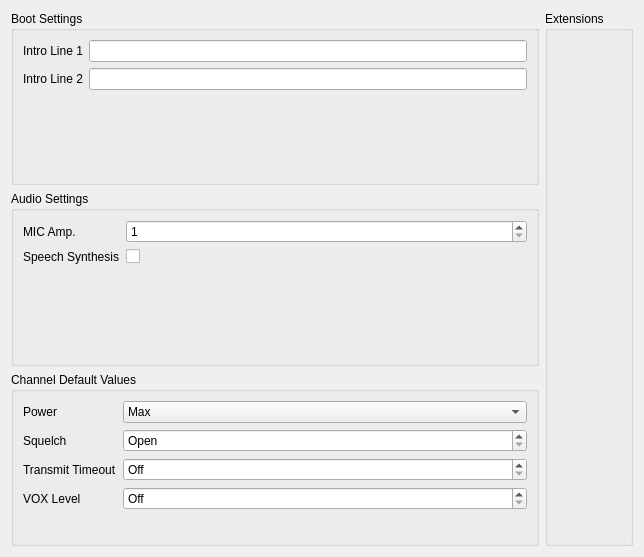
Qt form src/generalsettingsview.ui (hmatuschek/qdmr) before a commit.
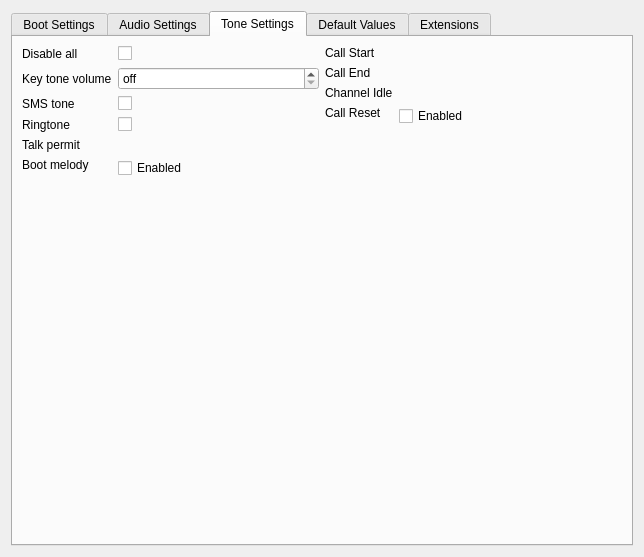
The same form after that commit. The open tabs and pages were chosen to show the change. Custom widgets are drawn as their Qt base class.

Commit message:
Added common audio settings (#908)
* Added audio settings extension.
* Reworked GeneralSettingsView to show audio settings.

What changed in the file:
```diff
--- a/src/generalsettingsview.ui
+++ b/src/generalsettingsview.ui
@@ -17,11 +17,17 @@
    <item>
     <layout class="QVBoxLayout" name="verticalLayout">
      <item>
-      <widget class="QGroupBox" name="bootSettingsBox">
-       <property name="title">
+      <widget class="QTabWidget" name="tabs">
+       <property name="currentIndex">
+        <number>0</number>
+       </property>
+       <widget class="QWidget" name="bootSettings">
+        <attribute name="title">
         <string>Boot Settings</string>
-       </property>
-       <layout class="QFormLayout" name="formLayout_4">
+        </attribute>
+        <layout class="QHBoxLayout" name="horizontalLayout_4" stretch="1,1">
+         <item>
+          <layout class="QFormLayout" name="bootLeftForm">
         <item row="0" column="0">
          <widget class="QLabel" name="introLine1Label">
           <property name="text">
@@ -60,18 +66,23 @@
          </widget>
         </item>
        </layout>
-      </widget>
      </item>
      <item>
-      <widget class="QGroupBox" name="audioSettingsBox">
-       <property name="title">
+          <layout class="QFormLayout" name="bootRightForm"/>
+         </item>
+        </layout>
+       </widget>
+       <widget class="QWidget" name="audioSettings">
+        <attribute name="title">
         <string>Audio Settings</string>
-       </property>
-       <layout class="QFormLayout" name="formLayout_5">
+        </attribute>
+        <layout class="QHBoxLayout" name="horizontalLayout_5" stretch="1,1">
+         <item>
+          <layout class="QFormLayout" name="audioLeftForm">
         <item row="0" column="0">
          <widget class="QLabel" name="micLabel">
           <property name="text">
-           <string>MIC Amp.</string>
+              <string>Default Microphone Amplification</string>
           </property>
          </widget>
         </item>
@@ -86,13 +97,167 @@
          </widget>
         </item>
         <item row="1" column="0">
+            <widget class="QLabel" name="label">
+             <property name="text">
+              <string>FM Microphone Amplifiction</string>
+             </property>
+            </widget>
+           </item>
+           <item row="1" column="1">
+            <widget class="QSpinBox" name="fmMicGain">
+             <property name="specialValueText">
+              <string extracomment="Special value indicating, that the global default mic gain should be used.">default</string>
+             </property>
+             <property name="maximum">
+              <number>10</number>
+             </property>
+            </widget>
+           </item>
+           <item row="2" column="0">
+            <widget class="QLabel" name="label_6">
+             <property name="text">
+              <string>Default Squelch</string>
+             </property>
+            </widget>
+           </item>
+           <item row="2" column="1">
+            <widget class="QSpinBox" name="squelch">
+             <property name="specialValueText">
+              <string extracomment="Special value for the squelch setting, disabling/opening the squelch.">open</string>
+             </property>
+             <property name="maximum">
+              <number>10</number>
+             </property>
+             <property name="value">
+              <number>3</number>
+             </property>
+            </widget>
+           </item>
+           <item row="3" column="0">
+            <widget class="QLabel" name="label_7">
+             <property name="text">
+              <string>DMR Squelch</string>
+             </property>
+            </widget>
+           </item>
+           <item row="3" column="1">
+            <layout class="QHBoxLayout" name="horizontalLayout">
+             <item>
+              <widget class="QSpinBox" name="dmrSquelch">
+               <property name="sizePolicy">
+                <sizepolicy hsizetype="Minimum" vsizetype="Fixed">
+                 <horstretch>0</horstretch>
+                 <verstretch>0</verstretch>
+                </sizepolicy>
+               </property>
+               <property name="specialValueText">
+                <string extracomment="Special value for the squelch setting, disabling/opening the squelch.">open</string>
+               </property>
+               <property name="maximum">
+                <number>10</number>
+               </property>
+              </widget>
+             </item>
+             <item>
+              <widget class="QCheckBox" name="dmrSquelchDefault">
+               <property name="toolTip">
+                <string>Disables a separate squelch level for DMR. Uses the default one.</string>
+               </property>
+               <property name="text">
+                <string extracomment="Label for a checkbox that disables a separate DMR squelch setting. The default squelch is then used.">Default</string>
+               </property>
+              </widget>
+             </item>
+            </layout>
+           </item>
+           <item row="4" column="0">
+            <widget class="QLabel" name="voxLevelLabel">
+             <property name="text">
+              <string>VOX Sensitivity</string>
+             </property>
+            </widget>
+           </item>
+           <item row="4" column="1">
+            <widget class="QSpinBox" name="voxValue">
+             <property name="toolTip">
+              <string>Specifies the VOX sensitivity.</string>
+             </property>
+             <property name="specialValueText">
+              <string>Off</string>
+             </property>
+             <property name="maximum">
+              <number>10</number>
+             </property>
+            </widget>
+           </item>
+           <item row="5" column="0">
+            <widget class="QLabel" name="label_3">
+             <property name="text">
+              <string>VOX Delay</string>
+             </property>
+            </widget>
+           </item>
+           <item row="5" column="1">
+            <widget class="QLineEdit" name="voxDelay">
+             <property name="toolTip">
+              <string>Specifies the delay between voice detection and transmission. E.g. 500 ms.</string>
+             </property>
+            </widget>
+           </item>
+           <item row="6" column="0">
+            <widget class="QLabel" name="label_4">
+             <property name="text">
+              <string>Maximum Speaker Volume</string>
+             </property>
+            </widget>
+           </item>
+           <item row="6" column="1">
+            <widget class="QSpinBox" name="maxSpeakerVolume">
+             <property name="toolTip">
+              <string>Limits the maximum speaker volume.</string>
+             </property>
+             <property name="minimum">
+              <number>1</number>
+             </property>
+             <property name="maximum">
+              <number>10</number>
+             </property>
+             <property name="value">
+              <number>10</number>
+             </property>
+            </widget>
+           </item>
+           <item row="7" column="0">
+            <widget class="QLabel" name="label_5">
+             <property name="text">
+              <string>Maximum Headphone Volume</string>
+             </property>
+            </widget>
+           </item>
+           <item row="7" column="1">
+            <widget class="QSpinBox" name="maxHeadphoneVolume">
+             <property name="toolTip">
+              <string>Limits the maximum headphone volume.</string>
+             </property>
+             <property name="minimum">
+              <number>1</number>
+             </property>
+             <property name="maximum">
+              <number>10</number>
+             </property>
+             <property name="value">
+              <number>10</number>
+             </property>
+            </widget>
+           </item>
+           <item row="8" column="0">
          <widget class="QLabel" name="speechLabel">
           <property name="text">
            <string>Speech Synthesis</string>
           </property>
          </widget>
         </item>
-        <item row="1" column="1">
+           <item row="8" column="1">
          <widget class="QCheckBox" name="speech">
           <property name="text">
            <string/>
@@ -100,14 +265,247 @@
          </widget>
         </item>
        </layout>
-      </widget>
-     </item>
+         </item>
+         <item>
+          <layout class="QFormLayout" name="audioRightForm"/>
+         </item>
+        </layout>
+       </widget>
+       <widget class="QWidget" name="toneTab">
+        <attribute name="title">
+         <string>Tone Settings</string>
+        </attribute>
+        <layout class="QHBoxLayout" name="horizontalLayout_3" stretch="0,0">
+         <item>
+          <layout class="QFormLayout" name="toneLeftForm">
+           <item row="0" column="0">
+            <widget class="QLabel" name="disableAllTonesLabel">
+             <property name="text">
+              <string extracomment="Label for a checkbox disabling all tones.">Disable all</string>
+             </property>
+            </widget>
+           </item>
+           <item row="0" column="1">
+            <widget class="QCheckBox" name="disableAllTones">
+             <property name="toolTip">
+              <string>Disables all tones.</string>
+             </property>
+             <property name="text">
+              <string notr="true"/>
+             </property>
+            </widget>
+           </item>
+           <item row="1" column="0">
+            <widget class="QLabel" name="keyToneVolumeLabel">
+             <property name="text">
+              <string>Key tone volume</string>
+             </property>
+            </widget>
+           </item>
+           <item row="1" column="1">
+            <widget class="QSpinBox" name="keyToneVolume">
+             <property name="specialValueText">
+              <string extracomment="Special value of a spin box indicating that keytones are disabled.">off</string>
+             </property>
+             <property name="maximum">
+              <number>10</number>
+             </property>
+            </widget>
+           </item>
+           <item row="2" column="0">
+            <widget class="QLabel" name="smsToneLabel">
+             <property name="text">
+              <string>SMS tone</string>
+             </property>
+            </widget>
+           </item>
+           <item row="2" column="1">
+            <widget class="QCheckBox" name="smsTone">
+             <property name="toolTip">
+              <string>Enables a tone on SMS reception.</string>
+             </property>
+             <property name="text">
+              <string notr="true"/>
+             </property>
+            </widget>
+           </item>
+           <item row="3" column="0">
+            <widget class="QLabel" name="ringtoneLabel">
+             <property name="text">
+              <string>Ringtone</string>
+             </property>
+            </widget>
+           </item>
+           <item row="3" column="1">
+            <widget class="QCheckBox" name="ringtone">
+             <property name="toolTip">
+              <string>Enables the ringtone on incoming private calls.</string>
+             </property>
+             <property name="text">
+              <string notr="true"/>
+             </property>
+            </widget>
+           </item>
+           <item row="4" column="0">
+            <widget class="QLabel" name="talkPermitLabel">
+             <property name="text">
+              <string>Talk permit</string>
+             </property>
+             <property name="alignment">
+              <set>Qt::AlignmentFlag::AlignLeading|Qt::AlignmentFlag::AlignLeft|Qt::AlignmentFlag::AlignTop</set>
+             </property>
+            </widget>
+           </item>
+           <item row="4" column="1">
+            <widget class="ChannelTypeEdit" name="talkPermitSelect" native="true"/>
+           </item>
+           <item row="5" column="0">
+            <widget class="QLabel" name="bootMelodyLabel">
+             <property name="text">
+              <string>Boot melody</string>
+             </property>
+             <property name="alignment">
+              <set>Qt::AlignmentFlag::AlignLeading|Qt::AlignmentFlag::AlignLeft|Qt::AlignmentFlag::AlignTop</set>
+             </property>
+             <property name="buddy">
+              <cstring>bootMelodyEnable</cstring>
+             </property>
+            </widget>
+           </item>
+           <item row="5" column="1">
+            <layout class="QVBoxLayout" name="bootMelodyLayout">
      <item>
-      <widget class="QGroupBox" name="groupBox">
-       <property name="title">
-        <string>Channel Default Values</string>
-       </property>
-       <layout class="QFormLayout" name="formLayout_3">
+              <widget class="QCheckBox" name="bootMelodyEnable">
+               <property name="text">
+                <string extracomment="Label for a checkbox, enabling the boot melody">Enabled</string>
+               </property>
+              </widget>
+             </item>
+             <item>
+              <widget class="MelodyEdit" name="bootMelodyEdit" native="true"/>
+             </item>
+            </layout>
+           </item>
+          </layout>
+         </item>
+         <item>
+          <layout class="QFormLayout" name="toneRightForm">
+           <item row="0" column="0">
+            <widget class="QLabel" name="callStartLabel">
+             <property name="text">
+              <string>Call Start</string>
+             </property>
+             <property name="alignment">
+              <set>Qt::AlignmentFlag::AlignLeading|Qt::AlignmentFlag::AlignLeft|Qt::AlignmentFlag::AlignTop</set>
+             </property>
+             <property name="buddy">
+              <cstring>callStartSelect</cstring>
+             </property>
+            </widget>
+           </item>
+           <item row="1" column="0">
+            <widget class="QLabel" name="callEndLabel">
+             <property name="text">
+              <string>Call End</string>
+             </property>
+             <property name="alignment">
+              <set>Qt::AlignmentFlag::AlignLeading|Qt::AlignmentFlag::AlignLeft|Qt::AlignmentFlag::AlignTop</set>
+             </property>
+             <property name="buddy">
+              <cstring>callEndSelect</cstring>
+             </property>
+            </widget>
+           </item>
+           <item row="2" column="0">
+            <widget class="QLabel" name="channelIdleLabel">
+             <property name="text">
+              <string>Channel Idle</string>
+             </property>
+             <property name="buddy">
+              <cstring>channelIdleSelect</cstring>
+             </property>
+            </widget>
+           </item>
+           <item row="3" column="0">
+            <widget class="QLabel" name="callResetLabel">
+             <property name="text">
+              <string>Call Reset</string>
+             </property>
+             <property name="alignment">
+              <set>Qt::AlignmentFlag::AlignLeading|Qt::AlignmentFlag::AlignLeft|Qt::AlignmentFlag::AlignTop</set>
+             </property>
+             <property name="buddy">
+              <cstring>callResetEnable</cstring>
+             </property>
+            </widget>
+           </item>
+           <item row="0" column="1">
+            <layout class="QVBoxLayout" name="callStartLayout">
+             <property name="spacing">
+              <number>0</number>
+             </property>
+             <item>
+              <widget class="ChannelTypeEdit" name="callStartSelect" native="true"/>
+             </item>
+             <item>
+              <widget class="MelodyEdit" name="callStartEdit" native="true"/>
+             </item>
+            </layout>
+           </item>
+           <item row="1" column="1">
+            <layout class="QVBoxLayout" name="callEndLayout">
+             <property name="spacing">
+              <number>0</number>
+             </property>
+             <item>
+              <widget class="ChannelTypeEdit" name="callEndSelect" native="true"/>
+             </item>
+             <item>
+              <widget class="MelodyEdit" name="callEndEdit" native="true"/>
+             </item>
+            </layout>
+           </item>
+           <item row="2" column="1">
+            <layout class="QVBoxLayout" name="channelIdleLayout">
+             <property name="spacing">
+              <number>0</number>
+             </property>
+             <item>
+              <widget class="ChannelTypeEdit" name="channelIdleSelect" native="true"/>
+             </item>
+             <item>
+              <widget class="MelodyEdit" name="channelIdleEdit" native="true"/>
+             </item>
+            </layout>
+           </item>
+           <item row="3" column="1">
+            <layout class="QVBoxLayout" name="callResetLayout">
+             <property name="spacing">
+              <number>0</number>
+             </property>
+             <item>
+              <widget class="QCheckBox" name="callResetEnable">
+               <property name="text">
+                <string extracomment="Label for a checkbox enabling the call-reset tone.">Enabled</string>
+               </property>
+              </widget>
+             </item>
+             <item>
+              <widget class="MelodyEdit" name="callResetEdit" native="true"/>
+             </item>
+            </layout>
+           </item>
+          </layout>
+         </item>
+        </layout>
+       </widget>
+       <widget class="QWidget" name="defaultValues">
+        <attribute name="title">
+         <string>Default Values</string>
+        </attribute>
+        <layout class="QHBoxLayout" name="horizontalLayout_6" stretch="1,1">
+         <item>
+          <layout class="QFormLayout" name="defaultLeftForm">
         <item row="0" column="0">
          <widget class="QLabel" name="powerLabel">
           <property name="text">
@@ -145,30 +543,13 @@
          </widget>
         </item>
         <item row="1" column="0">
-         <widget class="QLabel" name="squelchLabel">
-          <property name="text">
-           <string>Squelch</string>
-          </property>
-         </widget>
-        </item>
-        <item row="1" column="1">
-         <widget class="QSpinBox" name="squelchValue">
-          <property name="specialValueText">
-           <string>Open</string>
-          </property>
-          <property name="maximum">
-           <number>10</number>
-          </property>
-         </widget>
-        </item>
-        <item row="2" column="0">
          <widget class="QLabel" name="transmitTimeoutLabel">
           <property name="text">
            <string>Transmit Timeout</string>
           </property>
          </widget>
         </item>
-        <item row="2" column="1">
+           <item row="1" column="1">
          <widget class="QSpinBox" name="totValue">
           <property name="specialValueText">
            <string>Off</string>
@@ -181,41 +562,24 @@
           </property>
          </widget>
         </item>
-        <item row="3" column="0">
-         <widget class="QLabel" name="voxLevelLabel">
-          <property name="text">
-           <string>VOX Level</string>
-          </property>
-         </widget>
-        </item>
-        <item row="3" column="1">
-         <widget class="QSpinBox" name="voxValue">
-          <property name="specialValueText">
-           <string>Off</string>
-          </property>
-          <property name="maximum">
-           <number>10</number>
-          </property>
-         </widget>
+          </layout>
+         </item>
+         <item>
+          <layout class="QFormLayout" name="defaultRightForm"/>
         </item>
        </layout>
       </widget>
-     </item>
-    </layout>
-   </item>
-   <item>
-    <layout class="QVBoxLayout" name="verticalLayout_2">
-     <item>
-      <widget class="QGroupBox" name="extensionBox">
-       <property name="title">
+       <widget class="QWidget" name="extensionTab">
+        <attribute name="title">
         <string>Extensions</string>
-       </property>
-       <layout class="QHBoxLayout" name="horizontalLayout">
+        </attribute>
+        <layout class="QVBoxLayout" name="verticalLayout_3">
         <item>
          <widget class="ExtensionView" name="extensionView" native="true"/>
         </item>
        </layout>
       </widget>
+      </widget>
      </item>
     </layout>
    </item>
@@ -228,6 +592,18 @@
    <header>extensionview.hh</header>
    <container>1</container>
   </customwidget>
+  <customwidget>
+   <class>MelodyEdit</class>
+   <extends>QWidget</extends>
+   <header>melody_edit.hh</header>
+   <container>1</container>
+  </customwidget>
+  <customwidget>
+   <class>ChannelTypeEdit</class>
+   <extends>QWidget</extends>
+   <header>channel_type_edit.hh</header>
+   <container>1</container>
+  </customwidget>
  </customwidgets>
  <resources/>
  <connections/>
```
Left out of the diff: 5 changed lines with no effect on the pictures. Lines whose indentation alone changed are shown as unchanged. The commit also changes 82 other files.
